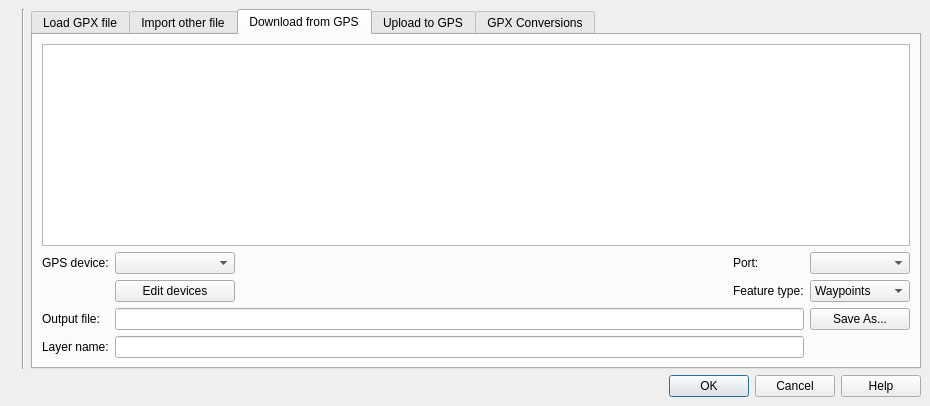
This is src/plugins/gps_importer/qgsgpspluginguibase.ui in kadas-albireo/kadas-albireo as Qt 5 draws it before an edit. The edited form follows.
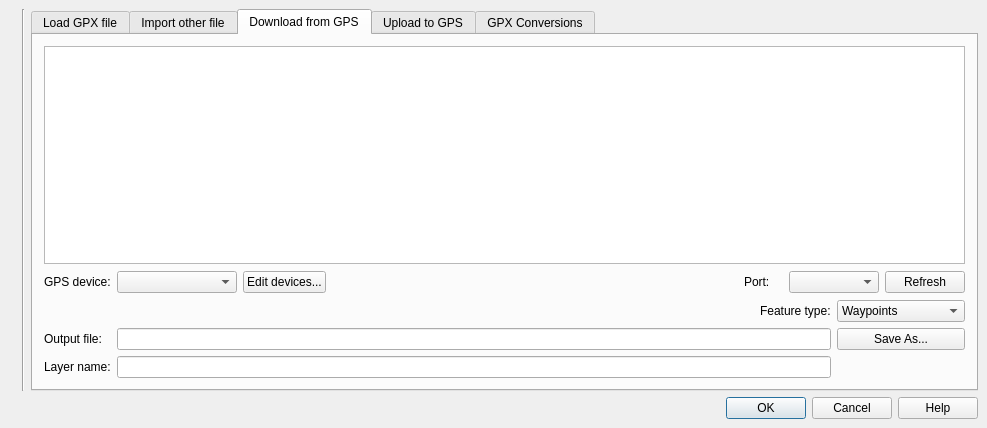
This is the edited form. The open tabs and pages were chosen to show the change. Icons and pictures are not drawn. Custom widgets are drawn as their Qt base class.

Commit message: Added refresh button so when plugging in a gps device after dialog is opened, it can be selectd from the ports list. Use button box for gps add device dialog

```diff
--- a/src/plugins/gps_importer/qgsgpspluginguibase.ui
+++ b/src/plugins/gps_importer/qgsgpspluginguibase.ui
@@ -5,8 +5,8 @@
    <rect>
     <x>0</x>
     <y>0</y>
-    <width>930</width>
-    <height>406</height>
+    <width>987</width>
+    <height>428</height>
    </rect>
   </property>
   <property name="windowTitle" >
@@ -19,7 +19,19 @@
    <property name="margin" >
     <number>9</number>
    </property>
-   <property name="spacing" >
+   <property name="topMargin" >
+    <number>9</number>
+   </property>
+   <property name="rightMargin" >
+    <number>9</number>
+   </property>
+   <property name="bottomMargin" >
+    <number>9</number>
+   </property>
+   <property name="horizontalSpacing" >
+    <number>6</number>
+   </property>
+   <property name="verticalSpacing" >
     <number>6</number>
    </property>
    <item row="0" column="0" >
@@ -272,13 +284,7 @@
        <string>Download from GPS</string>
       </attribute>
       <layout class="QGridLayout" >
-       <property name="margin" >
-        <number>9</number>
-       </property>
-       <property name="spacing" >
-        <number>6</number>
-       </property>
-       <item row="0" column="0" colspan="5" >
+       <item row="0" column="0" colspan="9" >
         <widget class="QTextEdit" name="teDLDescription" >
          <property name="readOnly" >
           <bool>true</bool>
@@ -286,12 +292,59 @@
          <property name="html" >
           <string>&lt;html>&lt;head>&lt;meta name="qrichtext" content="1" />&lt;style type="text/css">
 p, li { white-space: pre-wrap; }
-&lt;/style>&lt;/head>&lt;body style=" font-family:'Sans Serif'; font-size:9pt; font-weight:400; font-style:normal; text-decoration:none;">
-&lt;p style="-qt-paragraph-type:empty; margin-top:0px; margin-bottom:0px; margin-left:0px; margin-right:0px; -qt-block-indent:0; text-indent:0px;">&lt;/p>&lt;/body>&lt;/html></string>
+&lt;/style>&lt;/head>&lt;body style=" font-family:'Verdana'; font-size:10pt; font-weight:400; font-style:normal;">
+&lt;p style="-qt-paragraph-type:empty; margin-top:0px; margin-bottom:0px; margin-left:0px; margin-right:0px; -qt-block-indent:0; text-indent:0px; font-family:'Sans Serif'; font-size:9pt;">&lt;/p>&lt;/body>&lt;/html></string>
          </property>
         </widget>
        </item>
-       <item row="1" column="4" >
+       <item row="1" column="0" >
+        <widget class="QLabel" name="textLabel1" >
+         <property name="text" >
+          <string>GPS device:</string>
+         </property>
+        </widget>
+       </item>
+       <item row="1" column="1" >
+        <widget class="QComboBox" name="cmbDLDevice" >
+         <property name="minimumSize" >
+          <size>
+           <width>120</width>
+           <height>0</height>
+          </size>
+         </property>
+        </widget>
+       </item>
+       <item row="1" column="2" >
+        <widget class="QPushButton" name="pbDLEditDevices" >
+         <property name="text" >
+          <string>Edit devices...</string>
+         </property>
+        </widget>
+       </item>
+       <item row="1" column="3" >
+        <spacer>
+         <property name="orientation" >
+          <enum>Qt::Horizontal</enum>
+         </property>
+         <property name="sizeType" >
+          <enum>QSizePolicy::Expanding</enum>
+         </property>
+         <property name="sizeHint" >
+          <size>
+           <width>121</width>
+           <height>24</height>
+          </size>
+         </property>
+        </spacer>
+       </item>
+       <item row="1" column="4" colspan="2" >
+        <widget class="QLabel" name="textLabel2_5" >
+         <property name="text" >
+          <string>Port:</string>
+         </property>
+        </widget>
+       </item>
+       <item row="1" column="6" colspan="2" >
         <widget class="QComboBox" name="cmbDLPort" >
          <property name="minimumSize" >
           <size>
@@ -301,7 +354,37 @@
          </property>
         </widget>
        </item>
-       <item row="2" column="4" >
+       <item row="1" column="8" >
+        <widget class="QPushButton" name="pbnRefresh" >
+         <property name="text" >
+          <string>Refresh</string>
+         </property>
+        </widget>
+       </item>
+       <item row="2" column="2" colspan="3" >
+        <spacer>
+         <property name="orientation" >
+          <enum>Qt::Horizontal</enum>
+         </property>
+         <property name="sizeType" >
+          <enum>QSizePolicy::Expanding</enum>
+         </property>
+         <property name="sizeHint" >
+          <size>
+           <width>80</width>
+           <height>20</height>
+          </size>
+         </property>
+        </spacer>
+       </item>
+       <item row="2" column="5" colspan="2" >
+        <widget class="QLabel" name="textLabel1_3" >
+         <property name="text" >
+          <string>Feature type:</string>
+         </property>
+        </widget>
+       </item>
+       <item row="2" column="7" colspan="2" >
         <widget class="QComboBox" name="cmbDLFeatureType" >
          <property name="minimumSize" >
           <size>
@@ -326,30 +409,6 @@
          </item>
         </widget>
        </item>
-       <item row="1" column="3" >
-        <widget class="QLabel" name="textLabel2_5" >
-         <property name="text" >
-          <string>Port:</string>
-         </property>
-        </widget>
-       </item>
-       <item row="2" column="3" >
-        <widget class="QLabel" name="textLabel1_3" >
-         <property name="text" >
-          <string>Feature type:</string>
-         </property>
-        </widget>
-       </item>
-       <item row="4" column="1" colspan="3" >
-        <widget class="QLineEdit" name="leDLBasename" />
-       </item>
-       <item row="4" column="0" >
-        <widget class="QLabel" name="textLabel1_2" >
-         <property name="text" >
-          <string>Layer name:</string>
-         </property>
-        </widget>
-       </item>
        <item row="3" column="0" >
         <widget class="QLabel" name="textLabel2" >
          <property name="text" >
@@ -357,72 +416,26 @@
          </property>
         </widget>
        </item>
-       <item row="3" column="1" colspan="3" >
+       <item row="3" column="1" colspan="6" >
         <widget class="QLineEdit" name="leDLOutput" />
        </item>
-       <item row="1" column="2" >
-        <spacer>
-         <property name="orientation" >
-          <enum>Qt::Horizontal</enum>
-         </property>
-         <property name="sizeType" >
-          <enum>QSizePolicy::Expanding</enum>
-         </property>
-         <property name="sizeHint" >
-          <size>
-           <width>80</width>
-           <height>20</height>
-          </size>
-         </property>
-        </spacer>
-       </item>
-       <item row="2" column="2" >
-        <spacer>
-         <property name="orientation" >
-          <enum>Qt::Horizontal</enum>
-         </property>
-         <property name="sizeType" >
-          <enum>QSizePolicy::Expanding</enum>
-         </property>
-         <property name="sizeHint" >
-          <size>
-           <width>80</width>
-           <height>20</height>
-          </size>
-         </property>
-        </spacer>
-       </item>
-       <item row="1" column="0" >
-        <widget class="QLabel" name="textLabel1" >
-         <property name="text" >
-          <string>GPS device:</string>
-         </property>
-        </widget>
-       </item>
-       <item row="1" column="1" >
-        <widget class="QComboBox" name="cmbDLDevice" >
-         <property name="minimumSize" >
-          <size>
-           <width>120</width>
-           <height>0</height>
-          </size>
-         </property>
-        </widget>
-       </item>
-       <item row="2" column="1" >
-        <widget class="QPushButton" name="pbDLEditDevices" >
-         <property name="text" >
-          <string>Edit devices</string>
-         </property>
-        </widget>
-       </item>
-       <item row="3" column="4" >
+       <item row="3" column="7" colspan="2" >
         <widget class="QPushButton" name="pbnDLOutput" >
          <property name="text" >
           <string>Save As...</string>
          </property>
         </widget>
        </item>
+       <item row="4" column="0" >
+        <widget class="QLabel" name="textLabel1_2" >
+         <property name="text" >
+          <string>Layer name:</string>
+         </property>
+        </widget>
+       </item>
+       <item row="4" column="1" colspan="6" >
+        <widget class="QLineEdit" name="leDLBasename" />
+       </item>
       </layout>
      </widget>
      <widget class="QWidget" name="tab4" >
```
Left out of the diff: 88 changed lines with no effect on the pictures. The commit also changes 2 other files.
